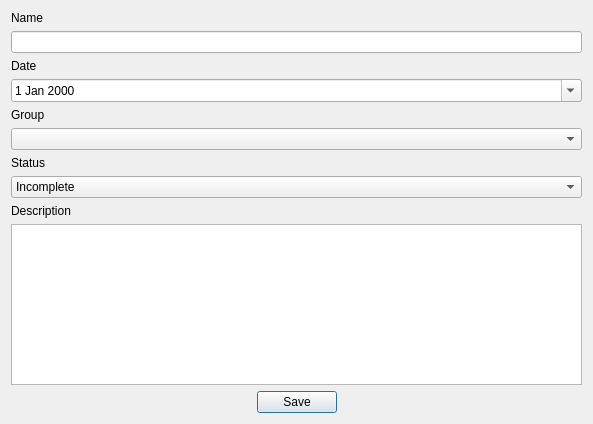
daniel-deru/WorkMate-3.0, file designs/xml/todo_edit_window.ui: the form before one commit.
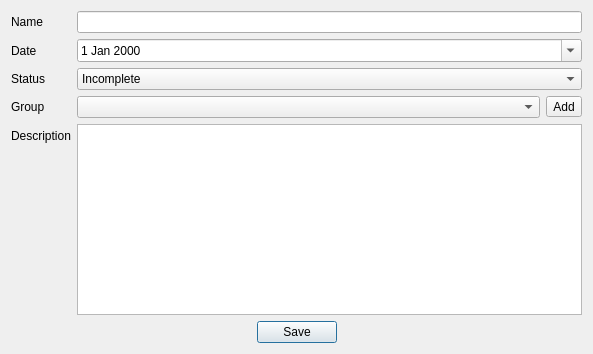
The form after the commit.

Commit message: fixed bug where reseting password does not update the window.

What changed in the file:
```diff
--- a/designs/xml/todo_edit_window.ui
+++ b/designs/xml/todo_edit_window.ui
@@ -7,7 +7,7 @@
     <x>0</x>
     <y>0</y>
     <width>593</width>
-    <height>424</height>
+    <height>354</height>
    </rect>
   </property>
   <property name="windowTitle">
@@ -15,8 +15,8 @@
   </property>
   <layout class="QVBoxLayout" name="verticalLayout">
    <item>
-    <layout class="QVBoxLayout" name="verticalLayout_3">
-     <item>
+    <layout class="QFormLayout" name="formLayout">
+     <item row="0" column="0">
       <widget class="QLabel" name="lbl_name">
        <property name="text">
         <string>Name</string>
@@ -26,7 +26,7 @@
        </property>
       </widget>
      </item>
-     <item>
+     <item row="0" column="1">
       <widget class="QLineEdit" name="lnedt_name">
        <property name="sizePolicy">
         <sizepolicy hsizetype="Minimum" vsizetype="Fixed">
@@ -36,11 +36,7 @@
        </property>
       </widget>
      </item>
-    </layout>
-   </item>
-   <item>
-    <layout class="QVBoxLayout" name="verticalLayout_4">
-     <item>
+     <item row="1" column="0">
       <widget class="QLabel" name="lbl_date">
        <property name="text">
         <string>Date</string>
@@ -50,7 +46,7 @@
        </property>
       </widget>
      </item>
-     <item>
+     <item row="1" column="1">
       <widget class="QDateEdit" name="dtedt_date">
        <property name="sizePolicy">
         <sizepolicy hsizetype="Expanding" vsizetype="Fixed">
@@ -84,25 +80,7 @@
        </property>
       </widget>
      </item>
-    </layout>
-   </item>
-   <item>
-    <layout class="QVBoxLayout" name="verticalLayout_2">
-     <item>
-      <widget class="QLabel" name="lbl_group">
-       <property name="text">
-        <string>Group</string>
-       </property>
-      </widget>
-     </item>
-     <item>
-      <widget class="QComboBox" name="cmb_group"/>
-     </item>
-    </layout>
-   </item>
-   <item>
-    <layout class="QVBoxLayout" name="verticalLayout_5">
-     <item>
+     <item row="2" column="0">
       <widget class="QLabel" name="lbl_status">
        <property name="text">
         <string>Status</string>
@@ -112,7 +90,7 @@
        </property>
       </widget>
      </item>
-     <item>
+     <item row="2" column="1">
       <widget class="QComboBox" name="cmbx_status">
        <item>
         <property name="text">
@@ -126,19 +104,46 @@
        </item>
       </widget>
      </item>
-    </layout>
-   </item>
-   <item>
-    <layout class="QVBoxLayout" name="verticalLayout_6">
-     <item>
+     <item row="3" column="0">
+      <widget class="QLabel" name="lbl_group">
+       <property name="text">
+        <string>Group</string>
+       </property>
+      </widget>
+     </item>
+     <item row="3" column="1">
+      <layout class="QHBoxLayout" name="horizontalLayout">
+       <item>
+        <widget class="QComboBox" name="cmb_group"/>
+       </item>
+       <item>
+        <widget class="QToolButton" name="tbtn_add_group">
+         <property name="cursor">
+          <cursorShape>PointingHandCursor</cursorShape>
+         </property>
+         <property name="text">
+          <string>Add</string>
+         </property>
+        </widget>
+       </item>
+      </layout>
+     </item>
+     <item row="4" column="0">
       <widget class="QLabel" name="lbl_description">
        <property name="text">
         <string>Description</string>
        </property>
       </widget>
      </item>
-     <item>
-      <widget class="QTextEdit" name="txe_description"/>
+     <item row="4" column="1">
+      <widget class="QTextEdit" name="txe_description">
+       <property name="sizePolicy">
+        <sizepolicy hsizetype="Expanding" vsizetype="Expanding">
+         <horstretch>0</horstretch>
+         <verstretch>0</verstretch>
+        </sizepolicy>
+       </property>
+      </widget>
      </item>
     </layout>
    </item>
```
The commit also changes 5 other files.
